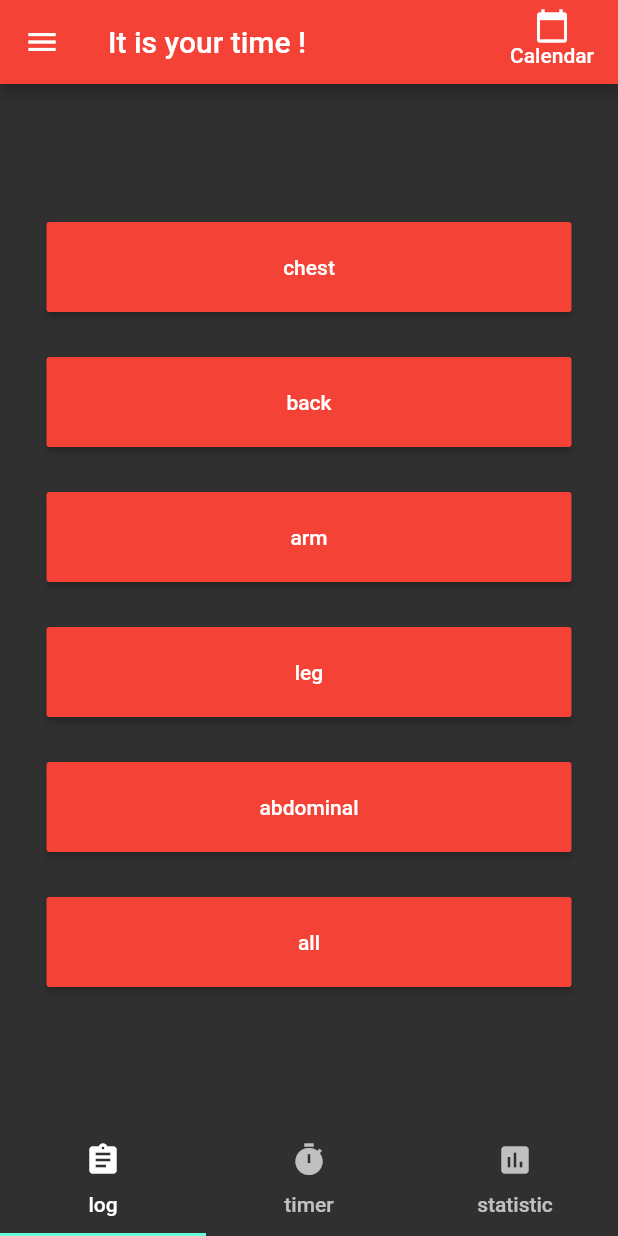
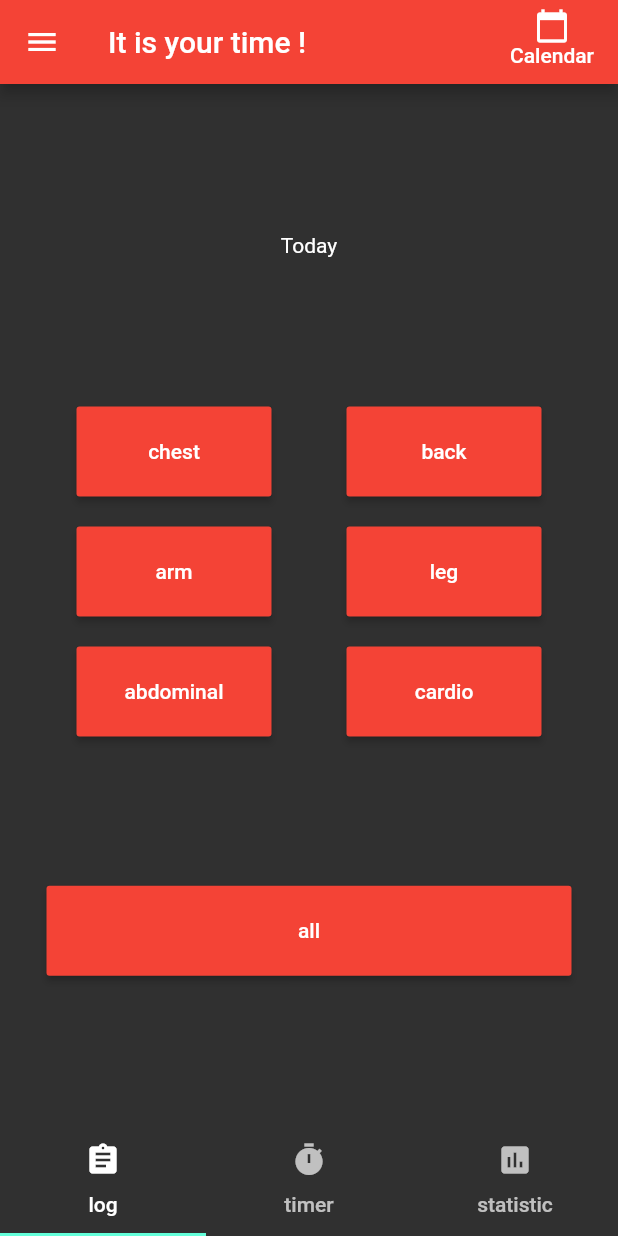
Before and after one commit to Lukk17/workout_log, a Flutter app: the screen it shows after launch, on a phone screen of 412 x 824 dp. Run offline on Flutter 3.47's test engine with Material 2 defaults, Android fonts, the phone set to English and light mode, and no system bars; our stand-ins replace audioplayers, flutter_datetime_picker, sqflite, table_calendar; accounts and stored records are empty; generated files the repository leaves out were written again.

Commit message:
main view refactor cardio added calendar date picker pass date to main view

```diff
--- a/lib/entity/bodyPart.dart
+++ b/lib/entity/bodyPart.dart
@@ -1 +1,4 @@
-enum BodyPart { CHEST, BACK, ARM, LEG, ABDOMINAL, UNDEFINED }
+
+/// To add new BodyPart - strategy need to be added in:
+/// Util.dart recreateBodyPart(String bodyPart)
+enum BodyPart { CHEST, BACK, ARM, LEG, ABDOMINAL, CARDIO, UNDEFINED }
--- a/lib/util/util.dart
+++ b/lib/util/util.dart
@@ -29,6 +29,9 @@ class Util {
 
       case "ARM":
         return BodyPart.ARM;
+
+      case "CARDIO":
+        return BodyPart.CARDIO;
 
       default:
         return BodyPart.UNDEFINED;
--- a/lib/view/workLogPageView.dart
+++ b/lib/view/workLogPageView.dart
@@ -1,5 +1,7 @@
 import 'package:flutter/material.dart';
 import 'package:workout_log/entity/bodyPart.dart';
+import 'package:workout_log/util/util.dart';
+import 'package:workout_log/view/helloWorldView.dart';
 
 import 'bodyPartLogView.dart';
 
@@ -23,21 +25,48 @@ class _WorkLogPageViewState extends State<WorkLogPageView> {
     return Column(
       mainAxisAlignment: MainAxisAlignment.spaceEvenly,
       children: <Widget>[
-        Column(
+        Text(Util.formatter.format(HelloWorldView.date) ==
+                Util.formatter.format(DateTime.now())
+            ? "Today"
+            : Util.formatter.format(HelloWorldView.date)),
+        Table(
+          columnWidths: {
+            0: FixedColumnWidth(130),
+            1: FixedColumnWidth(50),
+            2: FixedColumnWidth(130)
+          },
+          defaultColumnWidth: FixedColumnWidth(130),
+          children: [
+            TableRow(
               children: <Widget>[
                 _createCategoryButton('chest', BodyPart.CHEST),
-            _spacer(15),
+                _spacer(5),
                 _createCategoryButton('back', BodyPart.BACK),
-            _spacer(15),
+              ],
+            ),
+            TableRow(
+              children: <Widget>[_spacer(10), _spacer(5), _spacer(10)],
+            ),
+            TableRow(
+              children: <Widget>[
                 _createCategoryButton('arm', BodyPart.ARM),
-            _spacer(15),
+                _spacer(5),
                 _createCategoryButton('leg', BodyPart.LEG),
-            _spacer(15),
+              ],
+            ),
+            TableRow(
+              children: <Widget>[_spacer(10), _spacer(10), _spacer(10)],
+            ),
+            TableRow(
+              children: <Widget>[
                 _createCategoryButton('abdominal', BodyPart.ABDOMINAL),
-            _spacer(15),
-            _createCategoryButton('all'),
+                _spacer(5),
+                _createCategoryButton('cardio', BodyPart.CARDIO),
               ],
             )
+          ],
+        ),
+        _createCategoryButton('all'),
       ],
     );
   }
--- a/lib/view/workLogView.dart
+++ b/lib/view/workLogView.dart
@@ -23,7 +23,6 @@ class _WorkLogView extends State<WorkLogView> {
 
   @override
   Widget build(BuildContext context) {
-    num screenHeight = MediaQuery.of(context).size.height;
     List<Widget> wList = createRowsForSeries(context);
     return Scaffold(
       appBar: AppBar(
```
Also changed, not shown: lib/entity/workLog.dart (+5 -2 lines), lib/util/dbProvider.dart (+20 -2 lines), lib/view/bodyPartLogView.dart (+4 -5 lines), lib/view/calendarView.dart (+5 -5 lines), lib/view/helloWorldView.dart (+5 -4 lines). Lines whose indentation alone changed are shown as unchanged.
